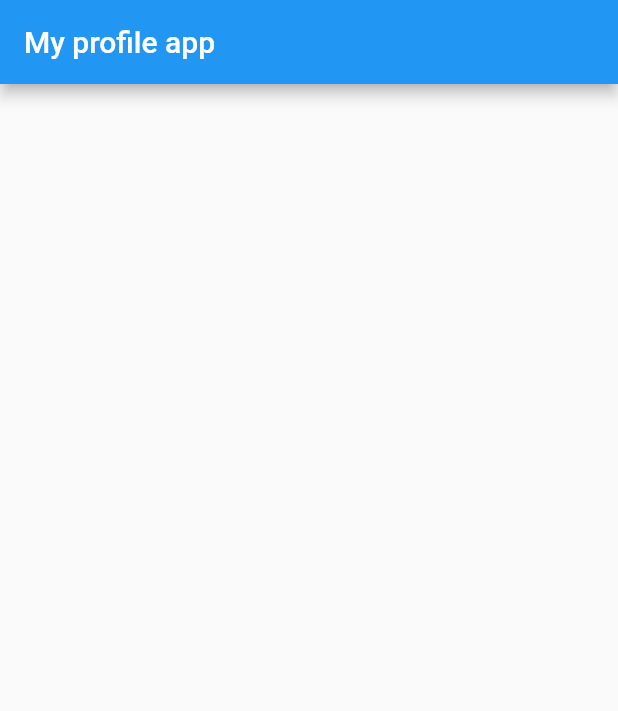
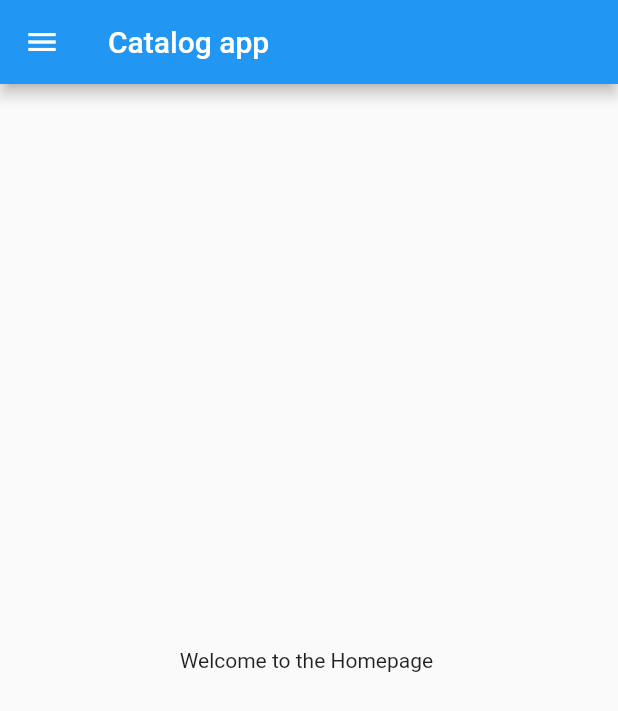
Before and after one commit to ingineerOrjun/profileapp, a Flutter app: the screen it shows after launch, on a phone screen of 412 x 824 dp. Shown: the top 711 px of the screen. Run offline on Flutter 3.47's test engine with Material 2 defaults, Android fonts, the phone set to English and light mode, and no system bars.

Commit message:
dat  2 completed

```diff
--- /dev/null
+++ b/lib/home_page.dart
@@ -0,0 +1,18 @@
+import 'package:flutter/material.dart';
+
+class Homepage extends StatelessWidget {
+  @override
+  Widget build(BuildContext context) {
+    return Scaffold(
+      appBar: AppBar(
+        title: Text('Catalog app'),
+      ),
+      body: Center(
+        child: Container(
+          child: const Text('Welcome to the Homepage '),
+        ),
+      ),
+      drawer: Drawer(),
+    );
+  }
+}
--- a/lib/main.dart
+++ b/lib/main.dart
@@ -1,11 +1,15 @@
 import 'package:flutter/material.dart';
+import 'package:profileapp/home_page.dart';
 
 void main() {
-  runApp(MaterialApp(
-    title: "profile app",
-    home: Scaffold(
-      // ignore: prefer_const_constructors
-      appBar: AppBar(title: Text('My profile app')),
-    ),
-  ));
+  runApp(MyApp());
 }
+
+class MyApp extends StatelessWidget {
+  @override
+  Widget build(BuildContext context) {
+    return MaterialApp(
+      home: Homepage(),
+    );
+  }
+}
```
